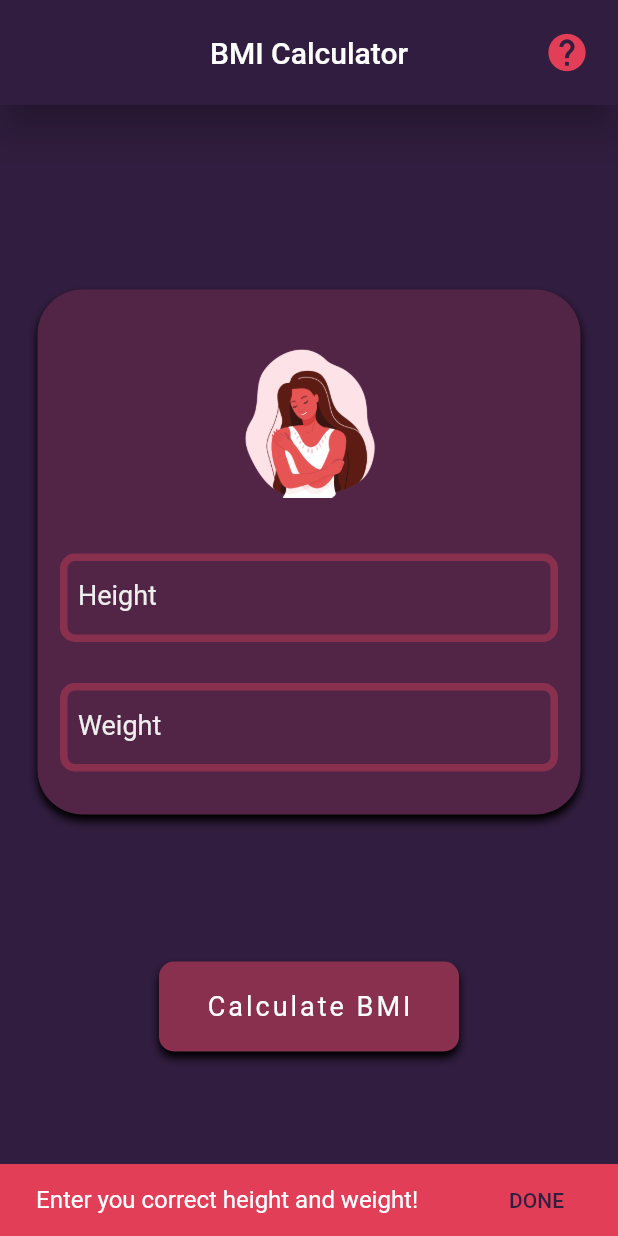
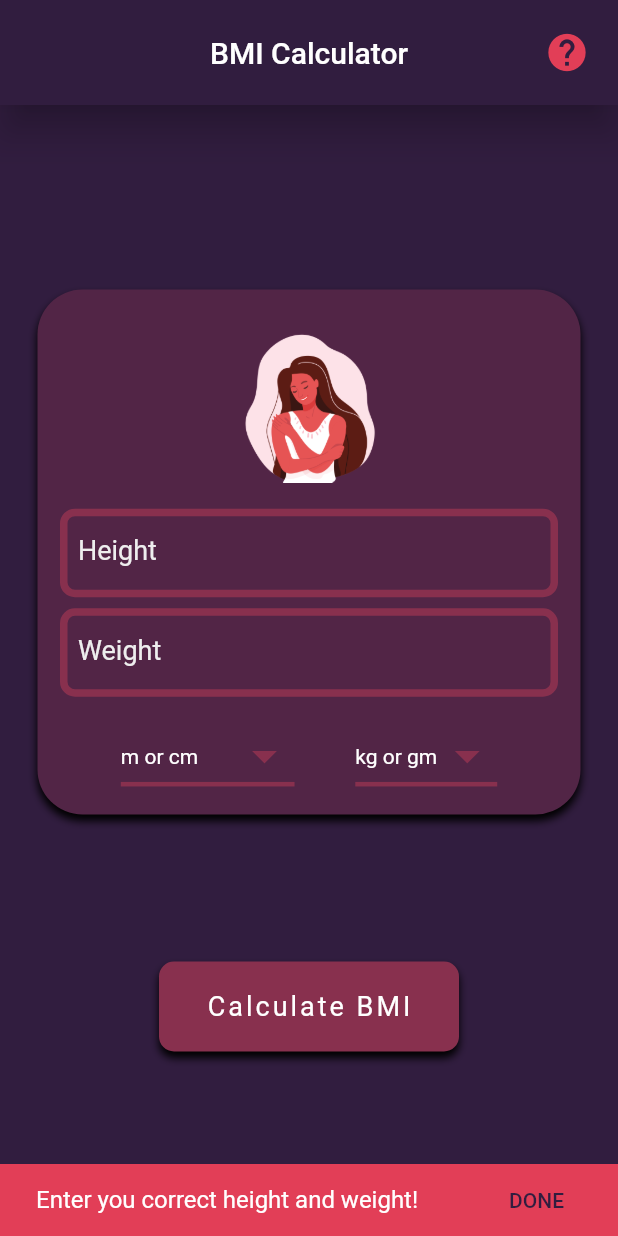
Before and after one commit to viveeeeeek/flutter-bmi-calculator, a Flutter app: the screen it shows after launch, after a tap on "Calculate BMI", on a phone screen of 412 x 824 dp. Run offline on Flutter 3.47's test engine with Material 2 defaults, Android fonts, the phone set to English and light mode, and no system bars.

Commit message:
Added_Dropdown's

```diff
--- a/lib/meta/views/home.views.dart
+++ b/lib/meta/views/home.views.dart
@@ -14,6 +14,8 @@ class HomeView extends StatefulWidget {
 }
 
 class _HomeViewState extends State<HomeView> {
+  String? value1;
+  String? value2;
   TextEditingController heightController = TextEditingController();
   TextEditingController weightController = TextEditingController();
 
@@ -118,7 +120,7 @@ class _HomeViewState extends State<HomeView> {
                               labelText: "Height",
                               labelStyle: TextStyle(
                                   color: Color(0xFFEEEEEE), fontSize: 18),
-                              suffixText: 'Meters',
+                              // suffixText: 'Meters',
                             ),
                           ),
                           TextField(
@@ -145,9 +147,63 @@ class _HomeViewState extends State<HomeView> {
                               labelText: "Weight",
                               labelStyle: TextStyle(
                                   color: Color(0xFFEEEEEE), fontSize: 18),
-                              suffixText: 'Kg',
+                              // suffixText: 'Kg',
                             ),
                           ),
+                          SizedBox(height: 5,),
+                          Row(
+                            mainAxisAlignment: MainAxisAlignment.spaceEvenly,
+                            children: [
+                              DropdownButton(
+                                items: const [
+                                  DropdownMenuItem(child: Text("Meters"), value: "mts",),
+                                  DropdownMenuItem(child: Text("CentiMeters"), value: "cm",),
+                                ],
+                                value: value1,
+                                onChanged: dropdownCallback,
+                                iconSize: 40,
+                                hint: Text(
+                                  "m or cm",
+                                  style: TextStyle(
+                                    color: Colors.white,
+                                  ),
+                                ),
+                                isDense: true,
+                                underline: Container(
+                                  height: 3,
+                                  color: fieldColor,
+                                ),
+                                iconEnabledColor: fieldColor,
+                                dropdownColor: primaryColor,
+                                focusColor: Colors.white,
+                                style: TextStyle(color: Colors.white),
+                              ),
+                              DropdownButton(
+                                items: const [
+                                  DropdownMenuItem(child: Text("Kg's"), value: "kg",),
+                                  DropdownMenuItem(child: Text("Grams"), value: "g",),
+                                ],
+                                value: value2,
+                                onChanged: dropdownCallback2,
+                                iconSize: 40,
+                                hint: Text(
+                                  "kg or gm",
+                                  style: TextStyle(
+                                    color: Colors.white,
+                                  ),
+                                ),
+                                isDense: true,
+                                underline: Container(
+                                  height: 3,
+                                  color: fieldColor,
+                                ),
+                                iconEnabledColor: fieldColor,
+                                dropdownColor: primaryColor,
+                                focusColor: Colors.white,
+                                style: TextStyle(color: Colors.white),
+                              ),
+                            ],
+                          )
                         ],
                       ),
                     ),
@@ -158,6 +214,8 @@ class _HomeViewState extends State<HomeView> {
                   width: 200,
                   child: InkWell(
                     onTap: () async {
+                      print(value1);
+                      print(value2);
                       if (heightController.text.isEmpty ||
                           weightController.text.isEmpty ||
                           heightController.text == '.' ||
@@ -165,7 +223,9 @@ class _HomeViewState extends State<HomeView> {
                           weightController.text == '.' ||
                           weightController.text == '..' ||
                           heightController.text.contains("..") ||
-                          weightController.text.contains("..")) {
+                          weightController.text.contains("..") ||
+                          value1 == null ||
+                          value2 == null) {
                         ScaffoldMessenger.of(context).showSnackBar(
                           SnackBar(
                             content: Text(
@@ -186,8 +246,10 @@ class _HomeViewState extends State<HomeView> {
                       } else {
                         var height = double.parse(heightController.text);
                         var weight = double.parse(weightController.text);
+                        var heightUnits = value1;
+                        var weightUnits = value2;
                         var bmiValue =
-                            await bmiNotifier.bmiCalculate(height, weight);
+                            await bmiNotifier.bmiCalculate(height, weight, heightUnits, weightUnits);
                         var healthStatus;
                         setState(() {
                           bmiValue =
@@ -238,6 +300,22 @@ class _HomeViewState extends State<HomeView> {
             ),
           )),
     );
+  }
+
+  void dropdownCallback(String? selectedValue) {
+    if(selectedValue is String){
+      setState(() {
+        value1 = selectedValue;
+      });
+    }
+  }
+
+  void dropdownCallback2(String? selectedValue) {
+    if(selectedValue is String){
+      setState(() {
+        value2 = selectedValue;
+      });
+    }
   }
 }
 
```
Also changed, not shown: lib/core/notifiers/bmi_calculate.notifiers.dart (+22 -3 lines), pubspec.lock, 3 other files.
